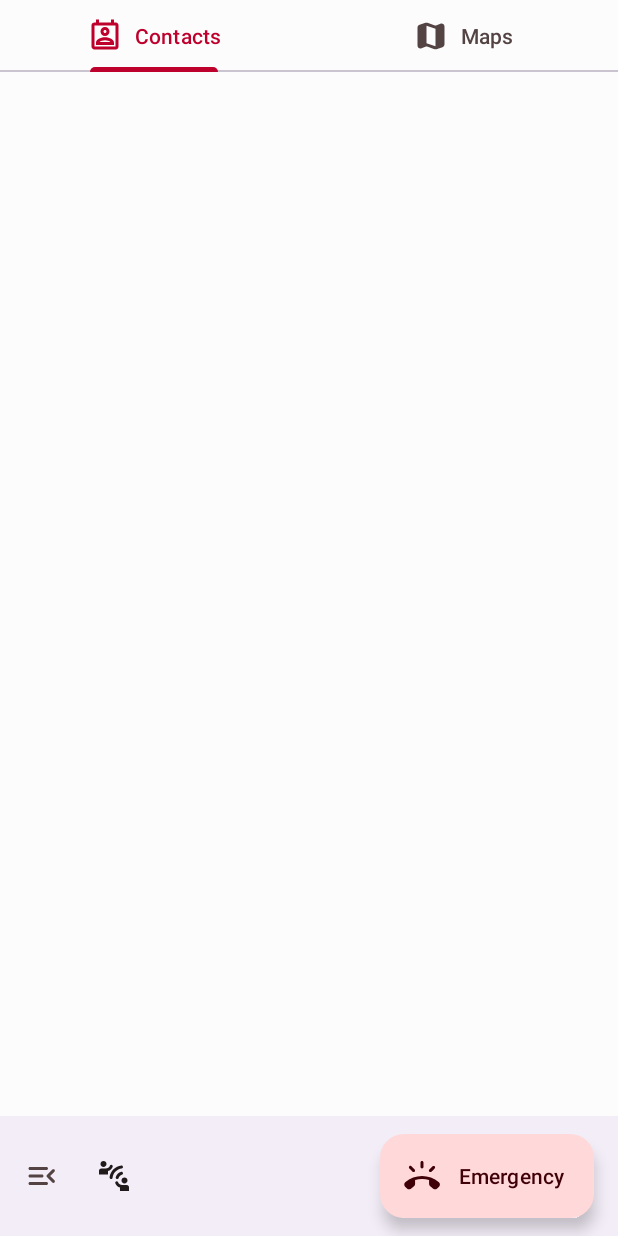
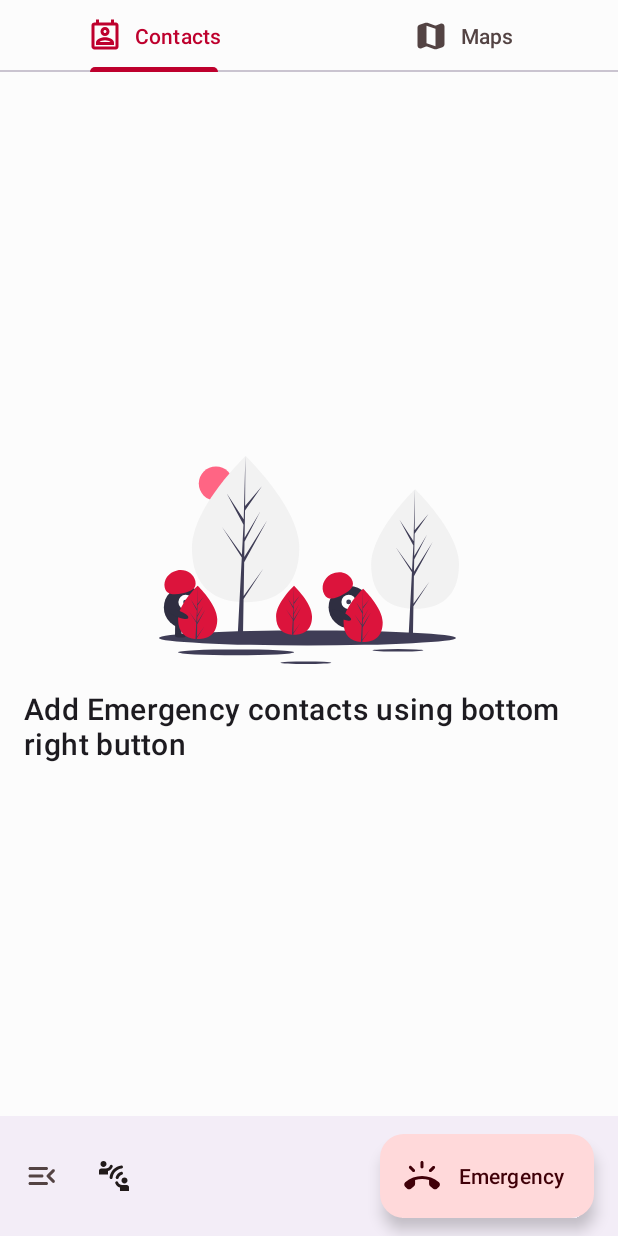
Before and after one commit to TeamNullVoid/Crimson, an Android app: the screen it shows after launch once a user with an empty profile is signed in (MainActivity), on a phone screen of 412 x 824 dp. Run offline under Robolectric (Android 15) with nearby library versions, the phone set to English and light mode, and no system bars; our stand-ins replace Firebase (no records; nobody signed in at launch, a user with empty details on screens opened directly).

Commit message:
bottom menu

```diff
--- a/app/build.gradle
+++ b/app/build.gradle
@@ -43,4 +43,5 @@ dependencies {
     implementation 'org.jetbrains.kotlinx:kotlinx-coroutines-android:1.3.9'
     implementation 'com.google.android.material:material:1.5.0'
     implementation 'com.google.firebase:firebase-auth-ktx:21.0.1'
+    implementation 'com.google.android.gms:play-services-maps:18.0.2'
 }
--- a/app/src/main/java/com/nullvoid/crimson/MainActivity.kt
+++ b/app/src/main/java/com/nullvoid/crimson/MainActivity.kt
@@ -1,23 +1,19 @@
 package com.nullvoid.crimson
 
-import android.content.DialogInterface
 import android.content.Intent
 import android.os.Bundle
 import android.view.MenuItem
 import androidx.appcompat.app.AppCompatActivity
 import androidx.appcompat.widget.Toolbar
-import com.google.android.material.dialog.MaterialAlertDialogBuilder
-import com.google.android.material.snackbar.Snackbar
 import com.google.firebase.auth.FirebaseAuth
 import com.nullvoid.crimson.adapters.MainPagerAdapter
 import com.nullvoid.crimson.databinding.ActivityMainBinding
-import kotlinx.coroutines.Dispatchers
-import kotlinx.coroutines.GlobalScope
-import kotlinx.coroutines.launch
+import com.nullvoid.crimson.fragments.MenuFragment
 
 class MainActivity : AppCompatActivity(), Toolbar.OnMenuItemClickListener {
 
     private lateinit var binding: ActivityMainBinding
+    private lateinit var menuFragment: MenuFragment
 
     override fun onCreate(savedInstanceState: Bundle?) {
         super.onCreate(savedInstanceState)
@@ -33,12 +29,13 @@ class MainActivity : AppCompatActivity(), Toolbar.OnMenuItemClickListener {
         binding.mainTabLayout.setupWithViewPager(binding.mainPager)
         setupTabs()
         binding.mainBottomBar.setOnMenuItemClickListener(this)
+        menuFragment = MenuFragment()
         binding.mainEmergencyButton.setOnClickListener {
 //            startActivity(Intent(this, EmergencyActivity::class.java))
         }
         binding.mainBottomBar.setNavigationOnClickListener {
-//            supportFragmentManager.beginTransaction()
-//                .add(MenuFragment(), MenuFragment::class.simpleName).commit()
+            supportFragmentManager.beginTransaction()
+                .add(MenuFragment(), MenuFragment::class.simpleName).commit()
         }
     }
 
--- /dev/null
+++ b/app/src/main/java/com/nullvoid/crimson/fragments/MenuFragment.kt
@@ -0,0 +1,29 @@
+package com.nullvoid.crimson.fragments
+
+import android.os.Bundle
+import android.view.LayoutInflater
+import android.view.View
+import android.view.ViewGroup
+import com.google.android.material.bottomsheet.BottomSheetDialogFragment
+import com.nullvoid.crimson.databinding.FragmentMenuBinding
+
+class MenuFragment : BottomSheetDialogFragment() {
+
+    private lateinit var binding: FragmentMenuBinding
+
+    override fun onCreateView(
+        inflater: LayoutInflater,
+        container: ViewGroup?,
+        savedInstanceState: Bundle?
+    ): View {
+        binding = FragmentMenuBinding.inflate(layoutInflater)
+        return binding.root
+    }
+
+    override fun onViewCreated(view: View, savedInstanceState: Bundle?) {
+        super.onViewCreated(view, savedInstanceState)
+
+
+    }
+
+}
--- /dev/null
+++ b/app/src/main/res/color/menu_button_selector.xml
@@ -0,0 +1,5 @@
+<?xml version="1.0" encoding="utf-8"?>
+<selector xmlns:android="http://schemas.android.com/apk/res/android">
+    <item android:color="?attr/colorPrimary" android:state_checked="true" />
+    <item android:alpha="0.50" android:color="?attr/colorOnSurface" android:state_checked="false" />
+</selector>
--- /dev/null
+++ b/app/src/main/res/drawable/ic_empty.xml
@@ -0,0 +1,36 @@
+<vector android:height="138.84012dp" android:viewportHeight="777.91583"
+    android:viewportWidth="1120.5923" android:width="200dp" xmlns:android="http://schemas.android.com/apk/res/android">
+    <path android:fillColor="#ff6584" android:pathData="M212.59,103m-64,0a64,64 0,1 1,128 0a64,64 0,1 1,-128 0"/>
+    <path android:fillColor="#f2f2f2" android:pathData="M523.98,343.12c0,151.01 -89.77,203.74 -200.52,203.74S122.95,494.13 122.95,343.12 323.46,0 323.46,0 523.98,192.11 523.98,343.12Z"/>
+    <path android:fillColor="#3f3d56" android:pathData="M316.16,523.76l2.05,-126.38l85.46,-156.35l-85.14,136.53l0.92,-56.83l58.9,-113.12l-58.66,98.08l0,0l1.66,-102.21l63.07,-90.06l-62.81,73.99l1.04,-187.41l-6.52,248.1l0.54,-10.24l-64.13,-98.16l63.1,117.8l-5.98,114.15l-0.18,-3.03l-73.93,-103.3l73.7,114l-0.75,14.27l-0.13,0.21l0.06,1.17l-15.16,289.6l20.25,0l2.43,-149.58l73.52,-113.72l-73.34,102.48z"/>
+    <path android:fillColor="#f2f2f2" android:pathData="M1120.59,404.97c0,123.61 -73.48,166.77 -164.13,166.77s-164.13,-43.16 -164.13,-166.77S956.46,124.11 956.46,124.11 1120.59,281.36 1120.59,404.97Z"/>
+    <path android:fillColor="#3f3d56" android:pathData="M950.48,552.83l1.68,-103.45l69.96,-127.98l-69.69,111.75l0.76,-46.51l48.21,-92.6l-48.01,80.29l0,0l1.36,-83.66l51.63,-73.72l-51.42,60.56l0.85,-153.4l-5.34,203.08l0.44,-8.38l-52.49,-80.35l51.65,96.43l-4.89,93.43l-0.15,-2.48l-60.51,-84.55l60.33,93.31l-0.61,11.68l-0.11,0.18l0.05,0.96l-12.41,237.05l16.58,0l1.99,-122.44l60.18,-93.08l-60.03,83.88z"/>
+    <path android:fillColor="#3f3d56" android:pathData="M0,680.48a554.59,28.03 0,1 0,1109.18 0a554.59,28.03 0,1 0,-1109.18 0z"/>
+    <path android:fillColor="#3f3d56" android:pathData="M797.46,726.8a94.99,4.8 0,1 0,189.98 0a94.99,4.8 0,1 0,-189.98 0z"/>
+    <path android:fillColor="#3f3d56" android:pathData="M453.73,773.11a94.99,4.8 0,1 0,189.98 0a94.99,4.8 0,1 0,-189.98 0z"/>
+    <path android:fillColor="#3f3d56" android:pathData="M70.93,734.28a217.01,10.97 0,1 0,434.03 0a217.01,10.97 0,1 0,-434.03 0z"/>
+    <path android:fillColor="#2f2e41" android:pathData="M97.08,566.27m-79,0a79,79 0,1 1,158 0a79,79 0,1 1,-158 0"/>
+    <path android:fillColor="#2f2e41" android:pathData="M60.36,627.84l24,0.28l-0.51,43l-24,-0.28z"/>
+    <path android:fillColor="#2f2e41" android:pathData="M108.35,628.41l24,0.28l-0.51,43l-24,-0.28z"/>
+    <path android:fillColor="#2f2e41" android:pathData="M79.75,679.07a7.5,20 90.68,1 0,0.18 -15a7.5,20 90.68,1 0,-0.18 15z"/>
+    <path android:fillColor="#2f2e41" android:pathData="M127.76,678.64a7.5,20 90.68,1 0,0.18 -15a7.5,20 90.68,1 0,-0.18 15z"/>
+    <path android:fillColor="#fff" android:pathData="M99.32,546.29m-27,0a27,27 0,1 1,54 0a27,27 0,1 1,-54 0"/>
+    <path android:fillColor="#3f3d56" android:pathData="M99.32,546.29m-9,0a9,9 0,1 1,18 0a9,9 0,1 1,-18 0"/>
+    <path android:fillColor="#dc143c" android:pathData="M21.32,491.9c-6.04,-28.64 14.69,-57.26 46.3,-63.93s62.14,11.14 68.18,39.78 -14.98,38.93 -46.59,45.6S27.36,520.55 21.32,491.9Z"/>
+    <path android:fillColor="#dc143c" android:pathData="M217.59,610.34c0,55.08 -32.74,74.31 -73.13,74.31q-1.4,0 -2.8,-0.03c-1.87,-0.04 -3.72,-0.13 -5.56,-0.25 -36.45,-2.58 -64.77,-22.8 -64.77,-74.02 0,-53.01 67.74,-119.9 72.83,-124.85l0.01,-0.01c0.2,-0.19 0.29,-0.29 0.29,-0.29S217.59,555.27 217.59,610.34Z"/>
+    <path android:fillColor="#3f3d56" android:pathData="M141.8,676.22l26.75,-37.37 -26.81,41.48 -0.07,4.29c-1.87,-0.04 -3.72,-0.13 -5.56,-0.25l2.88,-55.1 -0.02,-0.43 0.05,-0.08 0.27,-5.2 -26.88,-41.58 26.97,37.68 0.06,1.11 2.18,-41.63 -23.01,-42.97 23.29,35.66 2.27,-86.31 0.01,-0.29v0.29l-0.38,68.06 22.91,-26.98 -23,32.85 -0.61,37.28L164.48,560.92l-21.48,41.26 -0.34,20.72 31.06,-49.79 -31.17,57.02Z"/>
+    <path android:fillColor="#2f2e41" android:pathData="M712.49,565.42m-79,0a79,79 0,1 1,158 0a79,79 0,1 1,-158 0"/>
+    <path android:fillColor="#2f2e41" android:pathData="M696.29,635.26l22.94,-7.05l12.63,41.1l-22.94,7.05z"/>
+    <path android:fillColor="#2f2e41" android:pathData="M742.17,621.16l22.94,-7.05l12.63,41.1l-22.94,7.05z"/>
+    <path android:fillColor="#2f2e41" android:pathData="M709.07,676.84a7.5,20 72.92,1 0,38.24 -11.75a7.5,20 72.92,1 0,-38.24 11.75z"/>
+    <path android:fillColor="#2f2e41" android:pathData="M754.65,661.78a7.5,20 72.92,1 0,38.24 -11.75a7.5,20 72.92,1 0,-38.24 11.75z"/>
+    <path android:fillColor="#fff" android:pathData="M708.52,545.71m-27,0a27,27 0,1 1,54 0a27,27 0,1 1,-54 0"/>
+    <path android:fillColor="#3f3d56" android:pathData="M708.52,545.71m-9,0a9,9 0,1 1,18 0a9,9 0,1 1,-18 0"/>
+    <path android:fillColor="#dc143c" android:pathData="M617.65,517.7c-14.49,-25.43 -3.48,-59.02 24.59,-75.01s62.58,-8.34 77.07,17.09 -2.39,41.64 -30.46,57.64S632.14,543.13 617.65,517.7Z"/>
+    <path android:fillColor="#dc143c" android:pathData="M571.59,600.26c0,50.56 -30.05,68.21 -67.13,68.21q-1.29,0 -2.57,-0.03c-1.72,-0.04 -3.42,-0.12 -5.1,-0.23 -33.46,-2.37 -59.46,-20.93 -59.46,-67.95 0,-48.66 62.18,-110.06 66.85,-114.6l0.01,-0.01c0.18,-0.18 0.27,-0.26 0.27,-0.26S571.59,549.7 571.59,600.26Z"/>
+    <path android:fillColor="#3f3d56" android:pathData="M502.02,660.73l24.55,-34.31 -24.61,38.07 -0.07,3.94c-1.72,-0.04 -3.42,-0.12 -5.1,-0.23l2.65,-50.58 -0.02,-0.39 0.05,-0.07 0.25,-4.78 -24.68,-38.17 24.75,34.59 0.06,1.01 2,-38.22 -21.13,-39.44L502.1,564.89l2.08,-79.23 0.01,-0.27v0.26l-0.35,62.48 21.03,-24.77 -21.12,30.15 -0.56,34.22 19.64,-32.84 -19.72,37.87 -0.31,19.02 28.51,-45.71 -28.61,52.34Z"/>
+    <path android:fillColor="#dc143c" android:pathData="M835.59,621.34c0,55.08 -32.74,74.31 -73.13,74.31q-1.4,0 -2.8,-0.03c-1.87,-0.04 -3.72,-0.13 -5.56,-0.25 -36.45,-2.58 -64.77,-22.8 -64.77,-74.02 0,-53.01 67.74,-119.9 72.83,-124.85l0.01,-0.01c0.2,-0.19 0.29,-0.29 0.29,-0.29S835.59,566.27 835.59,621.34Z"/>
+    <path android:fillColor="#3f3d56" android:pathData="M759.8,687.22l26.75,-37.37 -26.81,41.48 -0.07,4.29c-1.87,-0.04 -3.72,-0.13 -5.56,-0.25l2.88,-55.1 -0.02,-0.43 0.05,-0.08 0.27,-5.2L730.4,592.97l26.97,37.68 0.06,1.11 2.18,-41.63 -23.01,-42.97 23.29,35.66 2.27,-86.31 0.01,-0.29v0.29l-0.38,68.06 22.91,-26.98 -23,32.85 -0.61,37.28L782.48,571.92l-21.48,41.26 -0.34,20.72 31.06,-49.79 -31.17,57.02Z"/>
+    <path android:fillColor="#2f2e41" android:pathData="M676.5,606.98a12.4,39.5 115.37,1 0,10.63 -22.41a12.4,39.5 115.37,1 0,-10.63 22.41z"/>
+    <path android:fillColor="#2f2e41" android:pathData="M68.2,602.29a12.4,39.5 111.84,1 0,9.23 -23.02a12.4,39.5 111.84,1 0,-9.23 23.02z"/>
+</vector>
--- a/app/src/main/res/layout/fragment_contacts.xml
+++ b/app/src/main/res/layout/fragment_contacts.xml
@@ -1,6 +1,36 @@
 <?xml version="1.0" encoding="utf-8"?>
-<androidx.constraintlayout.widget.ConstraintLayout xmlns:android="http://schemas.android.com/apk/res/android"
+<androidx.swiperefreshlayout.widget.SwipeRefreshLayout xmlns:android="http://schemas.android.com/apk/res/android"
     android:layout_width="match_parent"
-    android:layout_height="match_parent">
+    android:layout_height="wrap_content">
 
-</androidx.constraintlayout.widget.ConstraintLayout>
+    <LinearLayout
+        android:layout_width="match_parent"
+        android:layout_height="match_parent"
+        android:gravity="center"
+        android:orientation="vertical">
+
+        <androidx.appcompat.widget.AppCompatImageView
+            android:id="@+id/contacts_nullImage"
+            android:layout_width="wrap_content"
+            android:layout_height="wrap_content"
+            android:layout_gravity="center"
+            android:layout_marginTop="22dp"
+            android:src="@drawable/ic_empty" />
+
+        <androidx.appcompat.widget.AppCompatTextView
+            android:id="@+id/contacts_nullText"
+            style="@style/TextAppearance.MaterialComponents.Headline6"
+            android:layout_width="wrap_content"
+            android:layout_height="wrap_content"
+            android:layout_gravity="center"
+            android:layout_margin="16dp"
+            android:text="@string/newUser_msg" />
+
+        <androidx.recyclerview.widget.RecyclerView
+            android:id="@+id/contacts_listView"
+            android:layout_width="match_parent"
+            android:layout_height="match_parent"
+            android:layout_marginTop="8dp"
+            android:visibility="gone" />
+    </LinearLayout>
+</androidx.swiperefreshlayout.widget.SwipeRefreshLayout>
--- a/app/src/main/res/values/strings.xml
+++ b/app/src/main/res/values/strings.xml
@@ -13,4 +13,9 @@
     <string name="add_crimson_user">Add Crimson User</string>
     <string name="contacts">Contacts</string>
     <string name="maps">Maps</string>
+    <string name="API_KEY">AIzaSyD9A_J9R2Q5G-oycw_CzkOiR9z27y-aNQc</string>
+    <string name="newUser_msg">Add Emergency contacts using bottom right button</string>
+    <string name="siren">Siren</string>
+    <string name="live_loc">Share Live Location</string>
+    <string name="torch">Torch</string>
 </resources>
```
Also changed, not shown: app/src/main/AndroidManifest.xml (+11 -0 lines), app/src/main/res/drawable/ic_layers.xml (added, +10 -0 lines), app/src/main/res/drawable/ic_location.xml (added, +10 -0 lines), app/src/main/res/drawable/ic_my_location.xml (added, +10 -0 lines), app/src/main/res/drawable/ic_siren.xml (added, +16 -0 lines), app/src/main/res/drawable/ic_torch.xml (added, +10 -0 lines), app/src/main/res/layout/fragment_maps.xml (+36 -2 lines), app/src/main/res/layout/fragment_menu.xml (added, +52 -0 lines).
